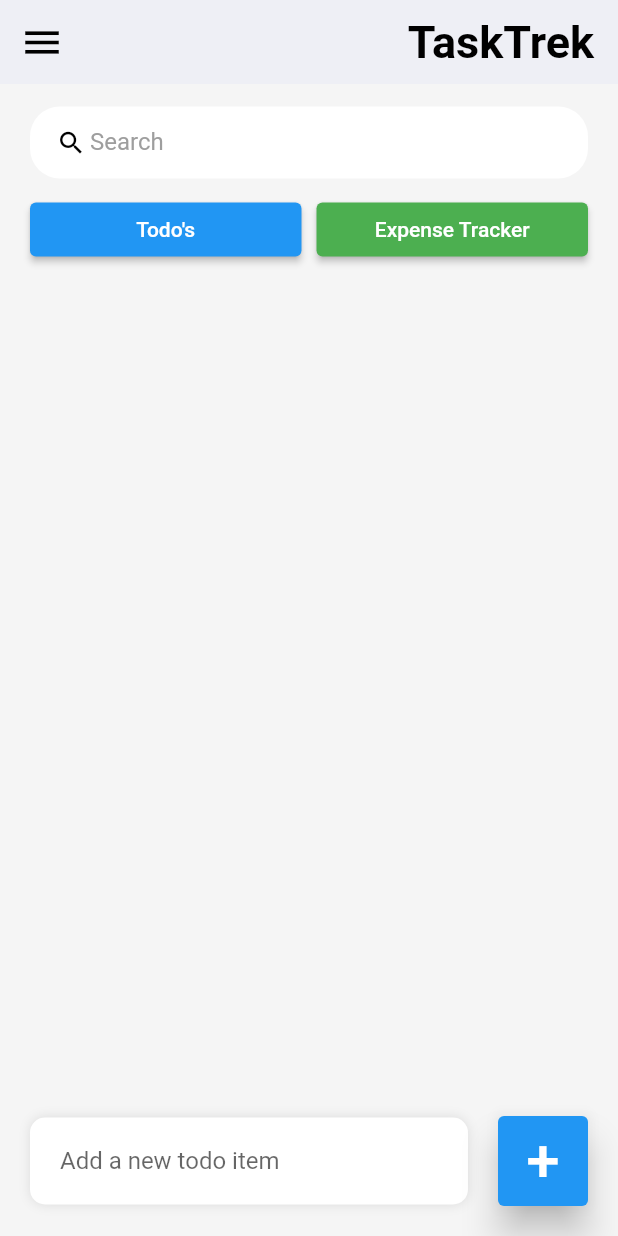
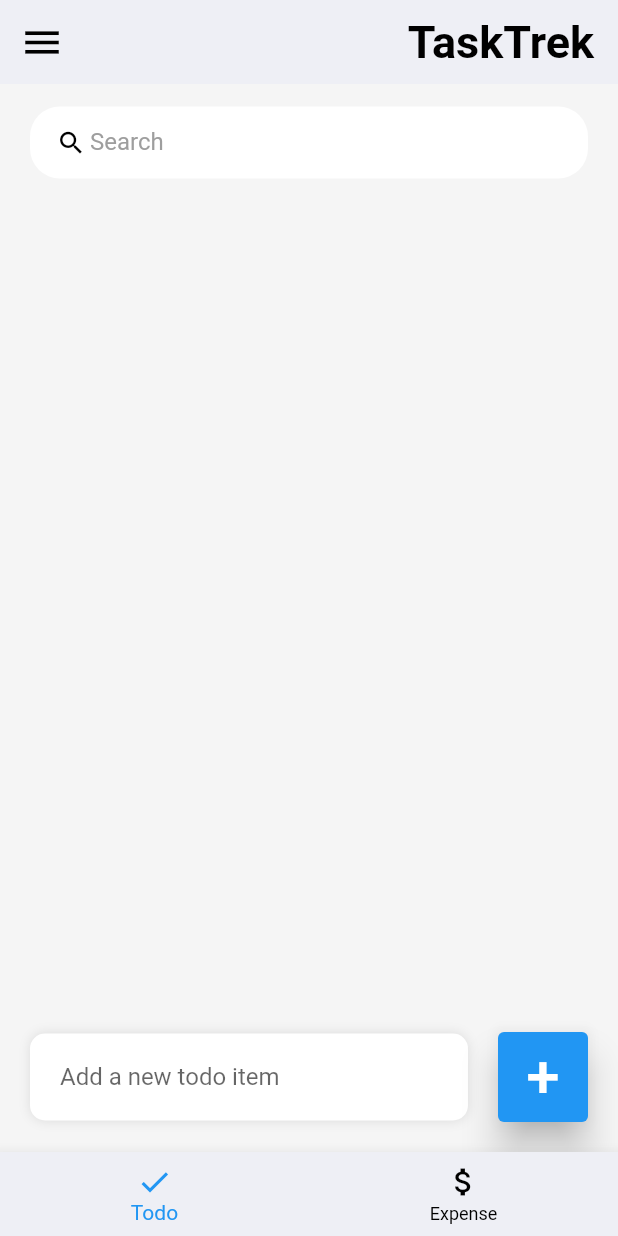
Before and after one commit to anantdubey16/TaskTrek, a Flutter app: the screen it shows after launch, on a phone screen of 412 x 824 dp. Run offline on Flutter 3.47's test engine with Material 2 defaults, Android fonts, the phone set to English and light mode, and no system bars.

Commit message:
Expense screen added

```diff
--- a/lib/model/todo.dart
+++ b/lib/model/todo.dart
@@ -13,6 +13,7 @@ class ToDo {
 
   static List<ToDo> todoList() {
     return [
+      // Add your initial todo items here if needed
     ];
   }
 }
@@ -29,7 +30,7 @@ class ToDoItem extends StatelessWidget {
     required this.onDeleteItem,
   }) : super(key: key);
 
- @override
+  @override
   Widget build(BuildContext context) {
     return Container(
       decoration: BoxDecoration(
--- a/lib/screens/home.dart
+++ b/lib/screens/home.dart
@@ -1,26 +1,12 @@
+// ignore_for_file: unused_element
+
 import 'package:flutter/material.dart';
-import 'package:flutter/services.dart';
 import 'package:todo/constants/colors.dart';
 import 'package:todo/model/todo.dart';
+import 'package:todo/widgets/app_widgets.dart';
 
-void main() {
-  runApp(const MyApp());
-}
-
-class MyApp extends StatelessWidget {
-  const MyApp({Key? key}) : super(key: key);
-
-  @override
-  Widget build(BuildContext context) {
-    SystemChrome.setSystemUIOverlayStyle(
-        const SystemUiOverlayStyle(statusBarColor: Colors.transparent));
-    return const MaterialApp(
-      debugShowCheckedModeBanner: false,
-      title: 'ToDo App',
-      home: Home(),
-    );
-  }
-}
+// ignore: constant_identifier_names
+enum SelectedScreen { Todo, Expense }
 
 class Home extends StatefulWidget {
   const Home({Key? key}) : super(key: key);
@@ -31,6 +17,7 @@ class Home extends StatefulWidget {
 
 class _HomeState extends State<Home> {
   final GlobalKey<ScaffoldState> _scaffoldKey = GlobalKey<ScaffoldState>();
+  SelectedScreen _currentScreen = SelectedScreen.Todo; // Default to Todo screen
 
   final todosList = ToDo.todoList();
   List<ToDo> _foundToDo = [];
@@ -108,13 +95,12 @@ class _HomeState extends State<Home> {
       elevation: 0,
       leading: IconButton(
         icon: const Icon(
-          Icons.menu, // Use the menu icon for the drawer
+          Icons.menu,
           color: Colors.black,
           size: 30,
         ),
         onPressed: () {
-          _scaffoldKey.currentState
-              ?.openDrawer(); // Open the drawer from the left
+          _scaffoldKey.currentState?.openDrawer();
         },
       ),
       title: const Align(
@@ -124,7 +110,7 @@ class _HomeState extends State<Home> {
           style: TextStyle(
             fontSize: 30,
             fontWeight: FontWeight.bold,
-            color: Colors.black, // You can change the color to your preference
+            color: Colors.black,
           ),
         ),
       ),
@@ -133,11 +119,10 @@ class _HomeState extends State<Home> {
 
   @override
   Widget build(BuildContext context) {
-    const bool showUserProfileIcon = true;
     return Scaffold(
       key: _scaffoldKey,
       backgroundColor: Colors.grey[100],
-      appBar: _buildAppBar(showUserProfileIcon),
+      appBar: _buildAppBar(true),
       drawer: Drawer(
         child: Column(
           children: [
@@ -147,7 +132,7 @@ class _HomeState extends State<Home> {
                 children: const [
                   DrawerHeader(
                     decoration: BoxDecoration(
-                      color: BG, // Change the color to your preference
+                      color: BG,
                     ),
                     child: Column(
                       crossAxisAlignment: CrossAxisAlignment.start,
@@ -202,37 +187,12 @@ class _HomeState extends State<Home> {
             ),
             child: Column(
               children: [
-                searchBox(),
-                const SizedBox(height: 10,),
-                Row(
-  mainAxisAlignment: MainAxisAlignment.spaceEvenly,
-  children: [
-    Expanded(
-      child: ElevatedButton(
-        onPressed: () {
-          // Handle Todo's button press
-        },
-        style: ElevatedButton.styleFrom(
-          backgroundColor: Colors.blue,
+                const SearchBox(),
+                const SizedBox(
+                  height: 10,
                 ),
-        child: const Text('Todo\'s'),
-      ),
-    ),
-    const SizedBox(width: 10,),
-    Expanded(
-      child: ElevatedButton(
-        onPressed: () {
-          // Handle Expense Tracker button press
-        },
-        style: ElevatedButton.styleFrom(
-          backgroundColor: Colors.green,
-        ),
-        child: const Text('Expense Tracker'),
-      ),
-    ),
-  ],
-),
-
+                // if (_currentScreen == SelectedScreen.Todo) const TodoWidget(),
+                // if (_currentScreen == SelectedScreen.Expense) const ExpenseWidget(),
                 Expanded(
                   child: ListView.builder(
                     itemCount: _foundToDo.length,
@@ -251,7 +211,9 @@ class _HomeState extends State<Home> {
           ),
           Align(
             alignment: Alignment.bottomCenter,
-            child: Row(children: [
+            child: _currentScreen == SelectedScreen.Todo
+                ? Row(
+                    children: [
                       Expanded(
                         child: Container(
                           margin: const EdgeInsets.only(
@@ -306,38 +268,41 @@ class _HomeState extends State<Home> {
                           ),
                         ),
                       ),
-            ]),
+                    ],
+                  )
+                : Container(),
+          ),
+          const Align(
+            alignment: Alignment.topCenter,
+            child: Padding(
+              padding: EdgeInsets.only(top: 80.0), // Adjust the top padding as needed
+              // child: SearchBox(),
+            ),
+          ),
+        ],
+      ),
+      bottomNavigationBar: BottomNavigationBar(
+        backgroundColor: BG,
+        selectedItemColor: Colors.blue,
+        unselectedItemColor: Colors.black,
+        currentIndex: _currentScreen == SelectedScreen.Todo ? 0 : 1,
+        onTap: (index) {
+          setState(() {
+            _currentScreen =
+                index == 0 ? SelectedScreen.Todo : SelectedScreen.Expense;
+          });
+        },
+        items: const [
+          BottomNavigationBarItem(
+            icon: Icon(Icons.check),
+            label: 'Todo',
+          ),
+          BottomNavigationBarItem(
+            icon: Icon(Icons.attach_money),
+            label: 'Expense',
           ),
         ],
       ),
     );
   }
-
-  Widget searchBox() {
-    return Container(
-      padding: const EdgeInsets.symmetric(horizontal: 15),
-      decoration: BoxDecoration(
-        color: Colors.white,
-        borderRadius: BorderRadius.circular(20),
-      ),
-      child: TextField(
-        onChanged: (value) => _runFilter(value),
-        decoration: const InputDecoration(
-          contentPadding: EdgeInsets.all(0),
-          prefixIcon: Icon(
-            Icons.search,
-            color: Colors.black,
-            size: 20,
-          ),
-          prefixIconConstraints: BoxConstraints(
-            maxHeight: 20,
-            minWidth: 25,
-          ),
-          border: InputBorder.none,
-          hintText: 'Search',
-          hintStyle: TextStyle(color: Colors.grey),
-        ),
-      ),
-    );
 }
-}
```
Also changed, not shown: lib/widgets/app_widgets.dart (added, +72 -0 lines), lib/widgets/expense_widget.dart (added, +12 -0 lines), lib/widgets/todo_widget.dart (added, +43 -0 lines), lib/main.dart (line endings or trailing spaces). Lines whose indentation alone changed are shown as unchanged.
